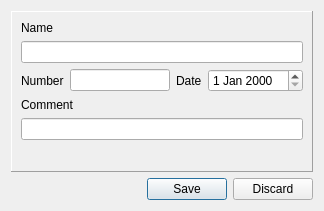
Old version of the form dialogs/protocoldetailsdialog.ui in the repository caxapyk/pa-decision.
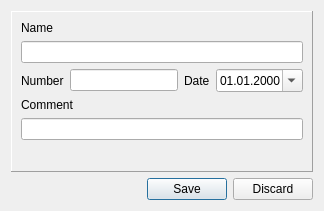
New version of the form. Icons and pictures are not drawn.

The edit to the form file:
```diff
--- a/dialogs/protocoldetailsdialog.ui
+++ b/dialogs/protocoldetailsdialog.ui
@@ -53,7 +53,14 @@
          </widget>
         </item>
         <item>
-         <widget class="QDateEdit" name="dE_date"/>
+         <widget class="QDateEdit" name="dE_date">
+          <property name="displayFormat">
+           <string>dd.MM.yyyy</string>
+          </property>
+          <property name="calendarPopup">
+           <bool>true</bool>
+          </property>
+         </widget>
         </item>
        </layout>
       </item>
```
Left out of the diff: 12 changed lines with no effect on the pictures.
